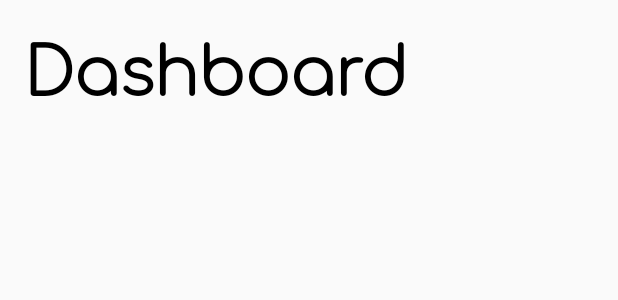
After one commit to franchetti/oneaday-android, an Android app: the layout advice_view.xml on its own in the app's theme, with its tools: preview values and no code run, on a phone screen of 412 x 824 dp. The commit adds this screen. Shown: the top 300 px of the screen. Run offline under Robolectric (Android 15) with nearby library versions, the phone set to English and light mode, and no system bars.

Commit message:
Created advice_view, in progress.

```diff
--- a/base/src/main/res/values/strings.xml
+++ b/base/src/main/res/values/strings.xml
@@ -1,4 +1,5 @@
 <?xml version="1.0" encoding="utf-8"?>
 <resources>
     <string name="app_name">One a Day</string>
+    <string name="title_activity_advice_view">AdviceView</string>
 </resources>
--- a/base/src/main/res/values/styles.xml
+++ b/base/src/main/res/values/styles.xml
@@ -8,4 +8,8 @@
         <item name="colorAccent">@color/colorAccent</item>
     </style>
 
+    <style name="AppTheme.AppBarOverlay" parent="ThemeOverlay.AppCompat.Dark.ActionBar" />
+
+    <style name="AppTheme.PopupOverlay" parent="ThemeOverlay.AppCompat.Light" />
+
 </resources>
--- a/build.gradle
+++ b/build.gradle
@@ -7,7 +7,7 @@ buildscript {
         jcenter()
     }
     dependencies {
-        classpath 'com.android.tools.build:gradle:3.2.0'
+        classpath 'com.android.tools.build:gradle:3.2.1'
         classpath "org.jetbrains.kotlin:kotlin-gradle-plugin:$kotlin_version"
 
         // NOTE: Do not place your application dependencies here; they belong
--- /dev/null
+++ b/iterator/src/main/res/layout/advice_view.xml
@@ -0,0 +1,38 @@
+<?xml version="1.0" encoding="utf-8"?>
+<android.support.constraint.ConstraintLayout xmlns:android="http://schemas.android.com/apk/res/android"
+    xmlns:tools="http://schemas.android.com/tools"
+    xmlns:app="http://schemas.android.com/apk/res-auto"
+    android:id="@+id/container"
+    android:layout_width="match_parent"
+    android:layout_height="match_parent"
+    tools:context=".MainActivity">
+
+    <TextView
+        android:id="@+id/advice_view_title"
+        android:layout_width="match_parent"
+        android:layout_height="wrap_content"
+        android:layout_marginStart="16dp"
+        android:layout_marginTop="8dp"
+        android:layout_marginEnd="16dp"
+        android:fontFamily="@font/comfortaa_light"
+        android:text="@string/title_dashboard"
+        android:textColor="#000"
+        android:textSize="44sp"
+        android:textStyle="bold"
+        app:layout_constraintEnd_toEndOf="parent"
+        app:layout_constraintStart_toStartOf="parent"
+        app:layout_constraintTop_toTopOf="parent" />
+
+    <TextView
+        android:id="@+id/advice_view"
+        android:layout_width="wrap_content"
+        android:layout_height="wrap_content"
+        android:layout_marginStart="8dp"
+        android:layout_marginTop="8dp"
+        android:layout_marginEnd="8dp"
+        android:layout_marginBottom="8dp"
+        app:layout_constraintBottom_toBottomOf="parent"
+        app:layout_constraintEnd_toEndOf="parent"
+        app:layout_constraintStart_toStartOf="parent"
+        app:layout_constraintTop_toBottomOf="@+id/advice_view_title" />
+</android.support.constraint.ConstraintLayout>
--- a/iterator/src/main/res/values/dimens.xml
+++ b/iterator/src/main/res/values/dimens.xml
@@ -2,4 +2,5 @@
     <!-- Default screen margins, per the Android Design guidelines. -->
     <dimen name="activity_horizontal_margin">16dp</dimen>
     <dimen name="activity_vertical_margin">16dp</dimen>
+    <dimen name="fab_margin">16dp</dimen>
 </resources>
```
Also changed, not shown: iterator/src/main/AndroidManifest.xml (+8 -3 lines), iterator/src/main/java/gq/emiliodallatorre/oneaday/iterator/AdviceView.kt (added, +17 -0 lines), iterator/src/main/java/gq/emiliodallatorre/oneaday/iterator/CustomAdapter.kt (+6 -7 lines), iterator/src/main/res/layout/custom_adapter.xml (+9 -7 lines).
